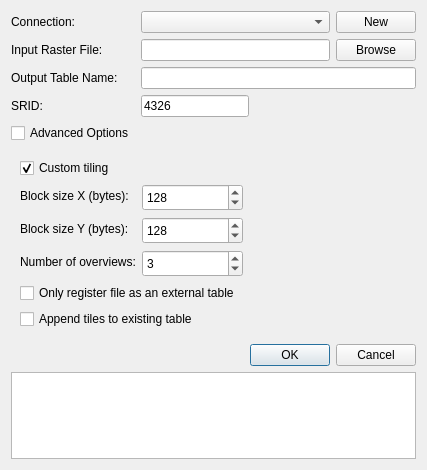
Before: the Qt Designer form ui/DlgRasterLoader.ui in raiken2/wktrasterplugin, drawn with Qt 5.
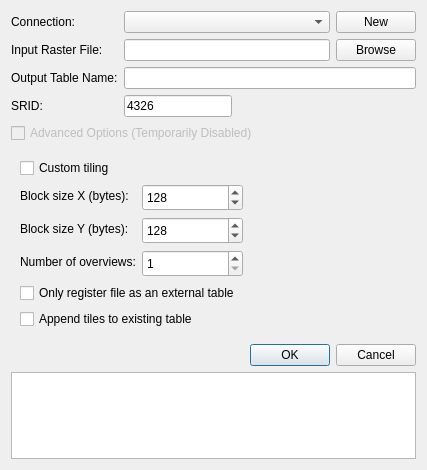
After: the same form once the commit is applied.

```diff
--- a/ui/DlgRasterLoader.ui
+++ b/ui/DlgRasterLoader.ui
@@ -104,13 +104,6 @@
      </property>
     </widget>
    </item>
-   <item row="4" column="0">
-    <widget class="QCheckBox" name="checkBox">
-     <property name="text">
-      <string>Advanced Options</string>
-     </property>
-    </widget>
-   </item>
    <item row="5" column="0" colspan="2">
     <widget class="QWidget" name="widget" native="true">
      <property name="enabled">
@@ -120,6 +113,19 @@
       <bool>false</bool>
      </property>
      <layout class="QFormLayout" name="formLayout">
+      <property name="fieldGrowthPolicy">
+       <enum>QFormLayout::ExpandingFieldsGrow</enum>
+      </property>
+      <item row="0" column="0">
+       <widget class="QCheckBox" name="checkBox_4">
+        <property name="text">
+         <string>Custom tiling</string>
+        </property>
+        <property name="checked">
+         <bool>false</bool>
+        </property>
+       </widget>
+      </item>
       <item row="1" column="0">
        <widget class="QLabel" name="label_6">
         <property name="sizePolicy">
@@ -245,7 +251,7 @@
          <number>1</number>
         </property>
         <property name="value">
-         <number>3</number>
+         <number>1</number>
         </property>
        </widget>
       </item>
@@ -263,16 +269,6 @@
         </property>
        </widget>
       </item>
-      <item row="0" column="0">
-       <widget class="QCheckBox" name="checkBox_4">
-        <property name="text">
-         <string>Custom tiling</string>
-        </property>
-        <property name="checked">
-         <bool>true</bool>
-        </property>
-       </widget>
-      </item>
      </layout>
     </widget>
    </item>
@@ -289,6 +285,19 @@
    <item row="7" column="0" colspan="2">
     <widget class="QPlainTextEdit" name="plainTextEdit"/>
    </item>
+   <item row="4" column="0" colspan="2">
+    <widget class="QCheckBox" name="checkBox">
+     <property name="enabled">
+      <bool>false</bool>
+     </property>
+     <property name="text">
+      <string>Advanced Options (Temporarily Disabled)</string>
+     </property>
+     <property name="checkable">
+      <bool>true</bool>
+     </property>
+    </widget>
+   </item>
   </layout>
  </widget>
  <resources/>
```
